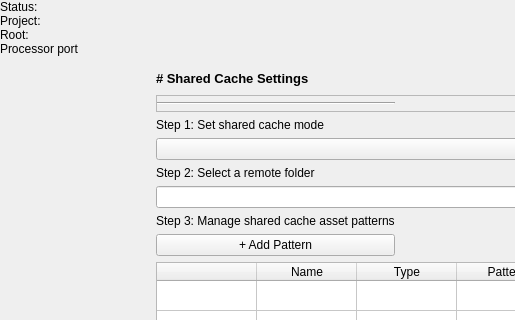
This is Code/Tools/AssetProcessor/native/ui/MainWindow.ui in o3de/o3de as Qt 5 draws it before an edit; both pictures show x 0 to 515 and y 0 to 320 of the 1177 by 793 pixel window. The edited form follows.
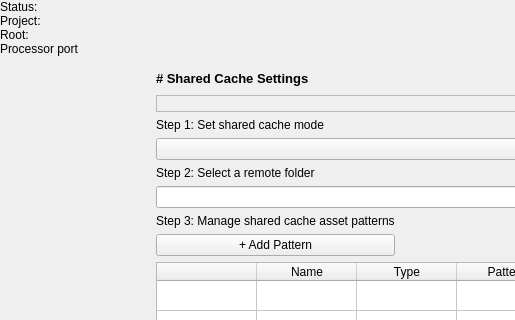
This is the edited form. The open tabs and pages were chosen to show the change. Icons and pictures are not drawn. Custom widgets are drawn as their Qt base class.

Commit message: removing horizontal line

```diff
--- a/Code/Tools/AssetProcessor/native/ui/MainWindow.ui
+++ b/Code/Tools/AssetProcessor/native/ui/MainWindow.ui
@@ -1623,13 +1623,6 @@
                </property>
               </widget>
              </item>
-             <item row="1" column="0">
-              <widget class="Line" name="line">
-               <property name="orientation">
-                <enum>Qt::Horizontal</enum>
-               </property>
-              </widget>
-             </item>
              <item row="6" column="0">
               <widget class="QLabel" name="label_4">
                <property name="text">
```
